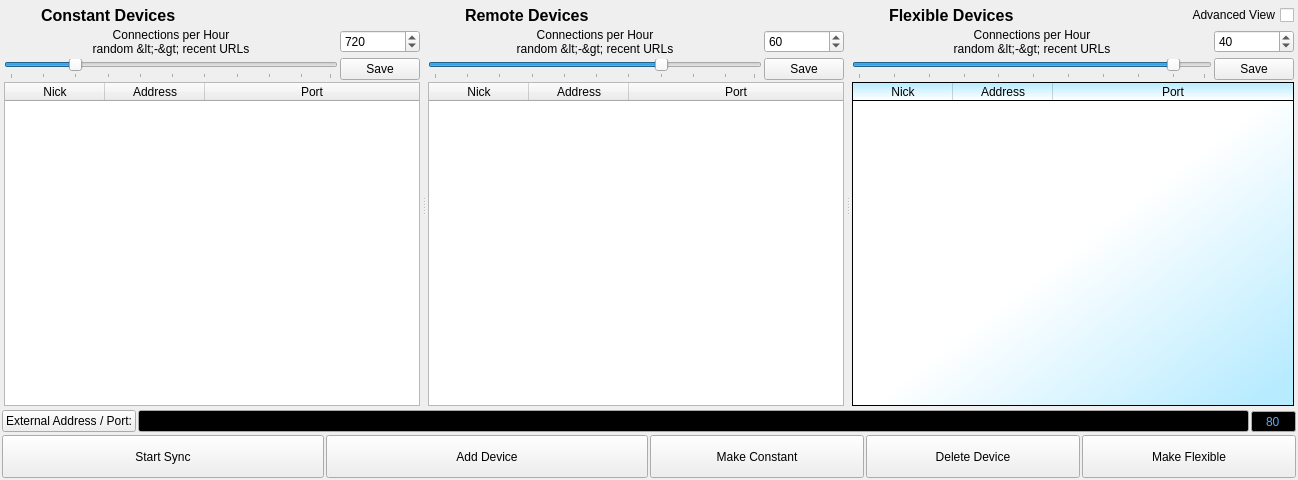
Before: the Qt Designer form ui/connection-display.ui in berndhs/arado, drawn with Qt 5.
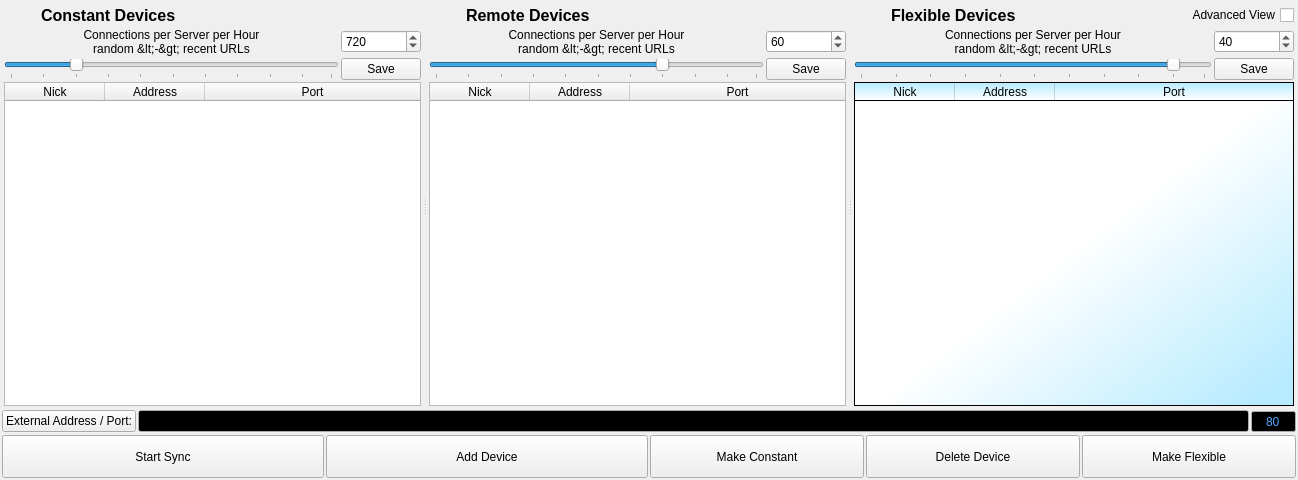
After: the same form once the commit is applied. Icons and pictures are not drawn.

Commit message: connections redefined as per server per hour

What changed in the file:
```diff
--- a/ui/connection-display.ui
+++ b/ui/connection-display.ui
@@ -94,7 +94,7 @@
             <string>Example: 720 connections per hour = one connection each 5 seconds.</string>
            </property>
            <property name="text">
-            <string>Connections per Hour 
+            <string>Connections per Server per Hour 
 random &lt;-&gt; recent URLs</string>
            </property>
            <property name="alignment">
@@ -267,7 +267,7 @@
             <string>Example: 60 connections per hour = one connection each 60 seconds.</string>
            </property>
            <property name="text">
-            <string>Connections per Hour 
+            <string>Connections per Server per Hour 
 random &lt;-&gt; recent URLs</string>
            </property>
            <property name="alignment">
@@ -450,7 +450,7 @@
             <string>Example: 40 connections per hour = one connection each 90 seconds.</string>
            </property>
            <property name="text">
-            <string>Connections per Hour 
+            <string>Connections per Server per Hour 
 random &lt;-&gt; recent URLs</string>
            </property>
            <property name="alignment">
```
The commit also changes 2 other files.
